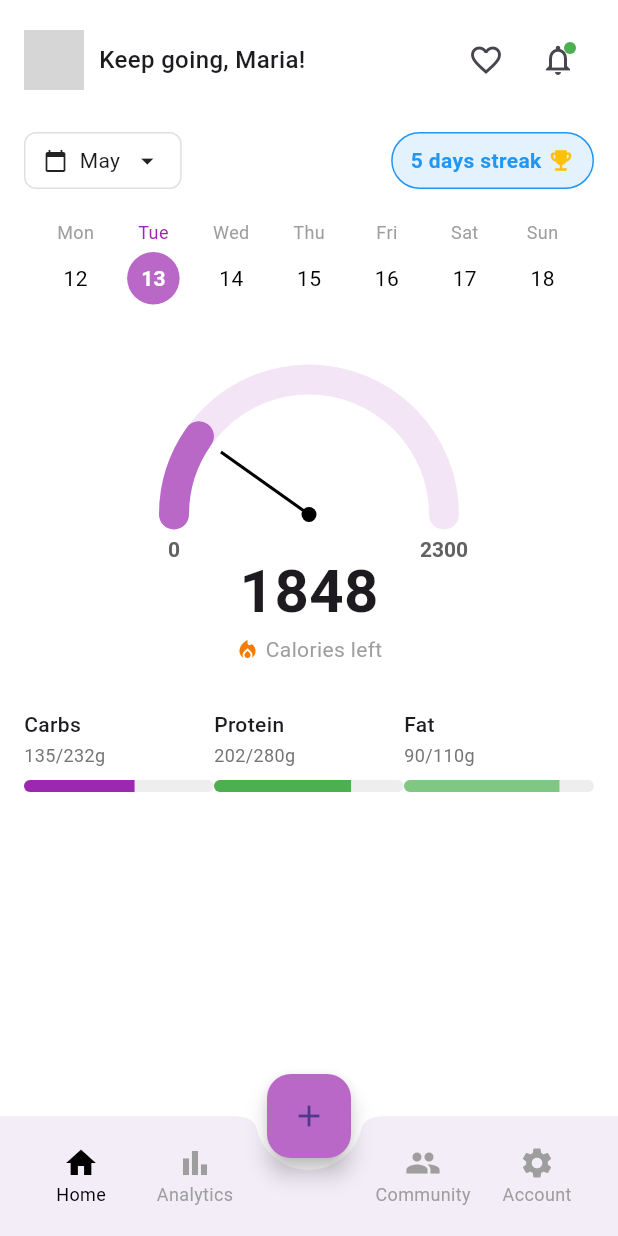
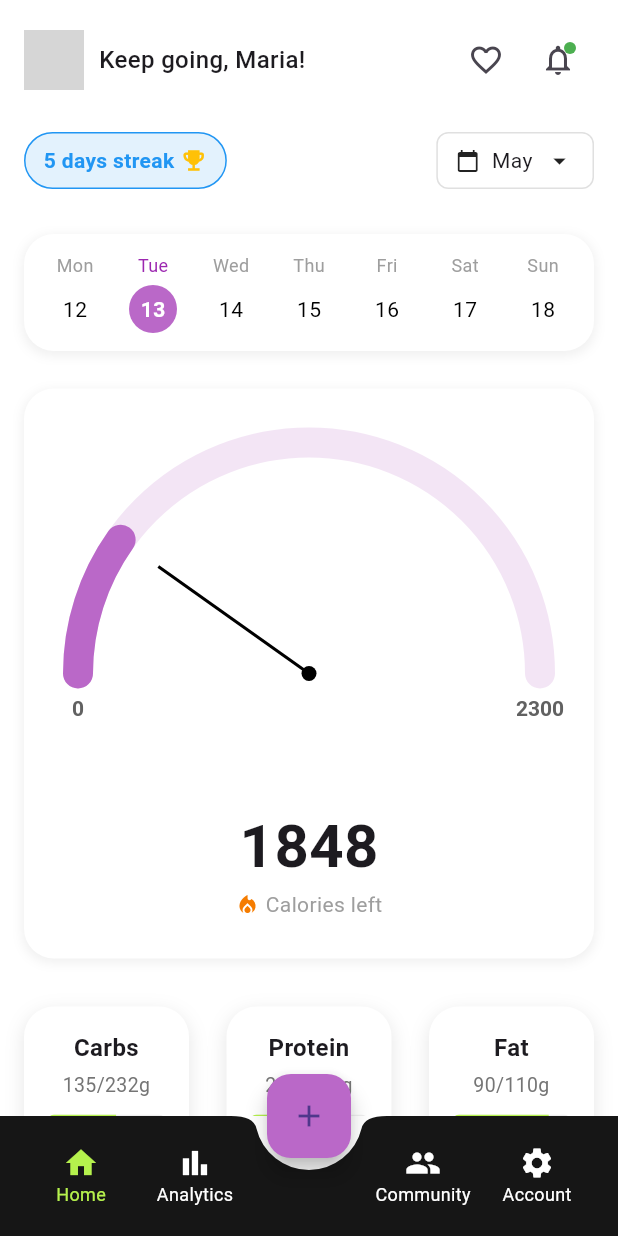
Before and after one commit to Duta-Sebastian/hci-project, a Flutter app: the screen it shows after launch, on a phone screen of 412 x 824 dp. Run offline on Flutter 3.47's test engine with Material 3 defaults, Android fonts, the phone set to English and light mode, and no system bars; network calls fail; grey boxes are pictures that could not be loaded.

Commit message:
Refactored the calorie progress circle to better reflect how the app was designed, refactored more small details

```diff
--- a/lib/screens/home_screen.dart
+++ b/lib/screens/home_screen.dart
@@ -1,11 +1,10 @@
 import 'package:flutter/material.dart';
 import 'package:project/models/nutrition_data.dart';
-import 'package:project/widgets/calorie_progres_circle.dart';
+import 'package:project/widgets/calorie_progress_circle.dart';
 import 'package:project/widgets/header_section.dart';
 import 'package:project/widgets/month_streak_section.dart';
 import 'package:project/widgets/nutrient_progress_bar.dart';
 import 'package:project/widgets/week_day_selector.dart';
-
 
 class HomeScreen extends StatelessWidget {
   final String userName;
@@ -31,7 +30,13 @@ class HomeScreen extends StatelessWidget {
 
   @override
   Widget build(BuildContext context) {
-    return Column(
+    return Scaffold(
+      backgroundColor: Colors.white,
+      body: SafeArea(
+        child: Column(
+          children: [
+            // Fixed header section
+            Column(
               children: [
                 // Header section with profile and notifications
                 HeaderSection(userName: userName),
@@ -53,23 +58,32 @@ class HomeScreen extends StatelessWidget {
                   selectedDate: selectedDate,
                   onDateSelected: onDateSelected,
                 ),
+                const SizedBox(height: 10),
+              ],
+            ),
 
-        const SizedBox(height: 30),
-
-        // Calories progress circle
-        CalorieProgressCircle(
+            // Scrollable content section
+            Expanded(
+              child: SingleChildScrollView(
+                child: Column(
+                  children: [
+                    const SizedBox(height: 5),
+                    Padding(
+                      padding: const EdgeInsets.symmetric(horizontal: 16.0),
+                      child: CalorieProgressCircle(
                         caloriesLeft: nutritionData.caloriesLeft,
                         totalCalories: nutritionData.totalCalories,
                         consumedCalories: nutritionData.consumedCalories,
+                      ),
                     ),
 
                     const SizedBox(height: 20),
 
                     // Macronutrients section
                     Padding(
-          padding: const EdgeInsets.symmetric(horizontal: 16.0),
+                      padding: const EdgeInsets.symmetric(horizontal: 16.0, vertical: 12.0),
                       child: Row(
-            mainAxisAlignment: MainAxisAlignment.spaceEvenly,
+                        mainAxisAlignment: MainAxisAlignment.spaceBetween,
                         children: nutritionData.goals.entries.map((entry) {
                           final nutrient = entry.key;
                           final goal = entry.value;
@@ -79,27 +93,20 @@ class HomeScreen extends StatelessWidget {
                             target: goal.target,
                             unit: goal.unit,
                             progress: goal.progress,
-                color: _getNutrientColor(nutrient),
                           );
                         }).toList(),
                       ),
                     ),
 
-        const Spacer(),
+                    // Add extra bottom padding to ensure all content is visible
+                    const SizedBox(height: 20),
                   ],
+                ),
+              ),
+            ),
+          ],
+        ),
+      ),
     );
   }
-
-  Color _getNutrientColor(String nutrient) {
-    switch (nutrient) {
-      case 'Carbs':
-        return Colors.purple;
-      case 'Protein':
-        return Colors.green;
-      case 'Fat':
-        return Colors.green.shade300;
-      default:
-        return Colors.blue;
 }
-  }
-}
--- a/lib/widgets/bottom_nav_bar.dart
+++ b/lib/widgets/bottom_nav_bar.dart
@@ -13,6 +13,7 @@ class BottomNavBar extends StatelessWidget {
   @override
   Widget build(BuildContext context) {
     return BottomAppBar(
+      color: Color.fromRGBO(22, 22, 22, 1),
       shape: const CircularNotchedRectangle(),
       notchMargin: 8,
       child: SizedBox(
@@ -53,13 +54,13 @@ class BottomNavBar extends StatelessWidget {
         children: [
           Icon(
             icon,
-            color: isSelected ? Colors.black : Colors.grey,
+            color: isSelected ? Color.fromRGBO(181, 241, 77, 1) : Colors.white,
           ),
           Text(
             label,
             style: TextStyle(
               fontSize: 12,
-              color: isSelected ? Colors.black : Colors.grey,
+              color: isSelected ? Color.fromRGBO(181, 241, 77, 1) : Colors.white,
             ),
           ),
         ],
--- a/lib/widgets/calorie_progres_circle.dart
+++ b/lib/widgets/calorie_progress_circle.dart
@@ -15,14 +15,27 @@ class CalorieProgressCircle extends StatelessWidget {
 
   @override
   Widget build(BuildContext context) {
-    return SizedBox(
-      height: 220,
-      width: 220,
+    return Container(
+      decoration: BoxDecoration(
+        color: Colors.white,
+        borderRadius: BorderRadius.circular(20),
+        boxShadow: [
+          BoxShadow(
+            color: Colors.grey.withOpacity(0.15),
+            spreadRadius: 1,
+            blurRadius: 5,
+            offset: const Offset(0, 2),
+          ),
+        ],
+      ),
+      padding: const EdgeInsets.all(16),
+      child: AspectRatio(
+        aspectRatio: 1,
         child: Stack(
           alignment: Alignment.center,
           children: [
             CustomPaint(
-            size: const Size(220, 220),
+              size: Size.infinite, // Add this line to fix the rendering issue
               painter: CalorieProgressPainter(
                 progressPercent: _calculateProgress(),
                 progressColor: Colors.purple.shade300,
@@ -30,7 +43,6 @@ class CalorieProgressCircle extends StatelessWidget {
               ),
             ),
 
-          // Calories text - placed below pointer
             Positioned(
               bottom: 10,
               child: Column(
@@ -65,6 +77,7 @@ class CalorieProgressCircle extends StatelessWidget {
               ),
             ),
           ],
+        ),
       ),
     );
   }
--- a/lib/widgets/month_streak_section.dart
+++ b/lib/widgets/month_streak_section.dart
@@ -20,27 +20,7 @@ class MonthStreakSection extends StatelessWidget {
       child: Row(
         mainAxisAlignment: MainAxisAlignment.spaceBetween,
         children: [
-          // Month dropdown
-          InkWell(
-            onTap: () => _showMonthPicker(context),
-            child: Container(
-              padding: const EdgeInsets.symmetric(horizontal: 12, vertical: 8),
-              decoration: BoxDecoration(
-                border: Border.all(color: Colors.grey.shade300),
-                borderRadius: BorderRadius.circular(8),
-              ),
-              child: Row(
-                children: [
-                  const Icon(Icons.calendar_today, size: 16),
-                  const SizedBox(width: 8),
-                  Text(DateFormat('MMMM').format(monthStart)),
-                  const SizedBox(width: 8),
-                  const Icon(Icons.arrow_drop_down, size: 20),
-                ],
-              ),
-            ),
-          ),
-          // Streak badge
+                    // Streak badge
           Container(
             padding: const EdgeInsets.symmetric(horizontal: 12, vertical: 8),
             decoration: BoxDecoration(
@@ -62,6 +42,26 @@ class MonthStreakSection extends StatelessWidget {
               ],
             ),
           ),
+          // Month dropdown
+          InkWell(
+            onTap: () => _showMonthPicker(context),
+            child: Container(
+              padding: const EdgeInsets.symmetric(horizontal: 12, vertical: 8),
+              decoration: BoxDecoration(
+                border: Border.all(color: Colors.grey.shade300),
+                borderRadius: BorderRadius.circular(8),
+              ),
+              child: Row(
+                children: [
+                  const Icon(Icons.calendar_today, size: 16),
+                  const SizedBox(width: 8),
+                  Text(DateFormat('MMMM').format(monthStart)),
+                  const SizedBox(width: 8),
+                  const Icon(Icons.arrow_drop_down, size: 20),
+                ],
+              ),
+            ),
+          ),
         ],
       ),
     );
--- a/lib/widgets/nutrient_progress_bar.dart
+++ b/lib/widgets/nutrient_progress_bar.dart
@@ -6,7 +6,6 @@ class NutrientProgressBar extends StatelessWidget {
   final int target;
   final String unit;
   final double progress;
-  final Color color;
 
   const NutrientProgressBar({
     super.key,
@@ -15,34 +14,52 @@ class NutrientProgressBar extends StatelessWidget {
     required this.target,
     required this.unit,
     required this.progress,
-    required this.color,
   });
 
   @override
   Widget build(BuildContext context) {
-    return Expanded(
+    return Container(
+      width: 110,
+      padding: const EdgeInsets.all(16.0),
+      decoration: BoxDecoration(
+        color: Colors.white,
+        borderRadius: BorderRadius.circular(20),
+        boxShadow: [
+          BoxShadow(
+            color: Colors.black.withOpacity(0.1),
+            spreadRadius: 0,
+            blurRadius: 10,
+            offset: const Offset(0, 4),
+          ),
+        ],
+      ),
       child: Column(
-        crossAxisAlignment: CrossAxisAlignment.start,
+        crossAxisAlignment: CrossAxisAlignment.center,
         children: [
           Text(
             title,
-            style: const TextStyle(fontWeight: FontWeight.w500),
+            textAlign: TextAlign.center,
+            style: const TextStyle(
+              fontWeight: FontWeight.w600,
+              fontSize: 16,
+            ),
           ),
-          const SizedBox(height: 2),
+          const SizedBox(height: 4),
           Text(
             '$current/$target$unit',
+            textAlign: TextAlign.center,
             style: TextStyle(
-              fontSize: 12,
+              fontSize: 13,
               color: Colors.grey.shade600,
             ),
           ),
-          const SizedBox(height: 8),
+          const SizedBox(height: 10),
           ClipRRect(
-            borderRadius: BorderRadius.circular(8),
+            borderRadius: BorderRadius.circular(10),
             child: LinearProgressIndicator(
               value: progress,
               backgroundColor: Colors.grey.shade200,
-              color: color,
+              color: Color.fromRGBO(181, 241, 77, 1),
               minHeight: 8,
             ),
           ),
--- a/lib/widgets/week_day_selector.dart
+++ b/lib/widgets/week_day_selector.dart
@@ -16,18 +16,38 @@ class WeekDaySelector extends StatelessWidget {
 
   @override
   Widget build(BuildContext context) {
-    return Padding(
-      padding: const EdgeInsets.symmetric(horizontal: 16.0),
-      child: Row(
-        mainAxisAlignment: MainAxisAlignment.spaceEvenly,
+    return Container(
+      margin: const EdgeInsets.symmetric(vertical: 10.0, horizontal: 16.0),
+      padding: const EdgeInsets.symmetric(vertical: 12.0, horizontal: 8.0),
+      decoration: BoxDecoration(
+        color: Colors.white,
+        borderRadius: BorderRadius.circular(20),
+        boxShadow: [
+          BoxShadow(
+            color: Colors.grey.withOpacity(0.15),
+            spreadRadius: 1,
+            blurRadius: 5,
+            offset: const Offset(0, 2),
+          ),
+        ],
+      ),
+      child: LayoutBuilder(
+        builder: (context, constraints) {
+          return Row(
+            mainAxisAlignment: MainAxisAlignment.spaceAround,
             children: List.generate(
               weekDays.length,
-          (index) => _buildWeekDay(
+              (index) => SizedBox(
+                width: (constraints.maxWidth - 16) / weekDays.length,
+                child: _buildWeekDay(
                   context,
                   weekDays[index],
                   isSelected: DateUtil.isSameDay(weekDays[index], selectedDate),
                 ),
               ),
+            ),
+          );
+        },
       ),
     );
   }
@@ -38,7 +58,11 @@ class WeekDaySelector extends StatelessWidget {
 
     return InkWell(
       onTap: () => onDateSelected(date),
+      borderRadius: BorderRadius.circular(18),
+      child: FittedBox(
+        fit: BoxFit.scaleDown,
         child: Column(
+          mainAxisSize: MainAxisSize.min,
           children: [
             Text(
               dayName,
@@ -49,8 +73,8 @@ class WeekDaySelector extends StatelessWidget {
             ),
             const SizedBox(height: 5),
             Container(
-            width: 35,
-            height: 35,
+              width: 32,
+              height: 32,
               decoration: BoxDecoration(
                 shape: BoxShape.circle,
                 color: isSelected ? Colors.purple.shade300 : Colors.transparent,
@@ -67,6 +91,7 @@ class WeekDaySelector extends StatelessWidget {
             ),
           ],
         ),
+      ),
     );
   }
 }
```
Lines whose indentation alone changed are shown as unchanged.
